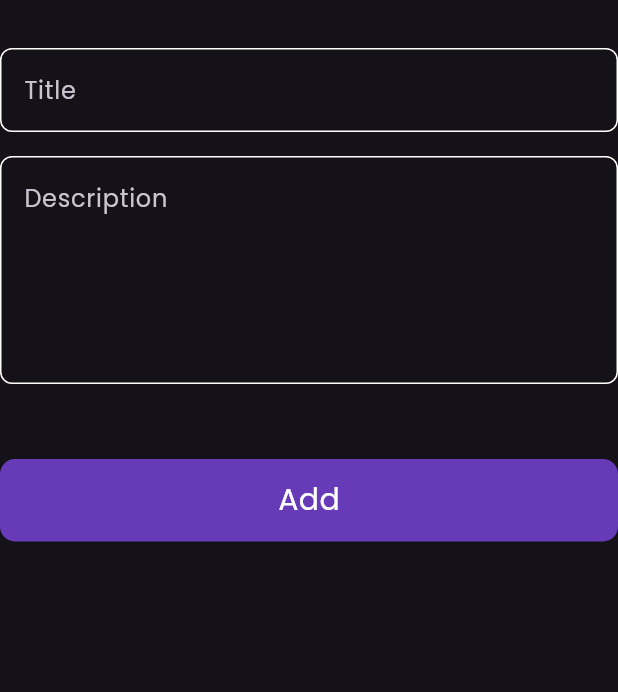
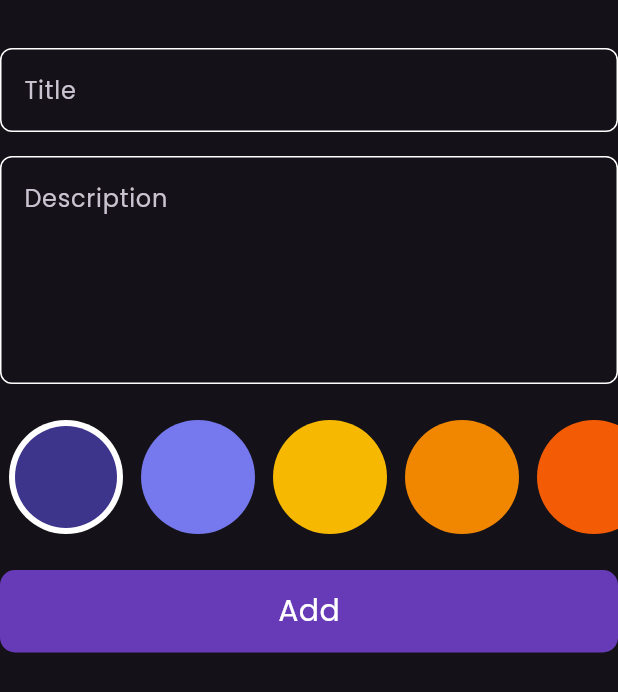
Before and after one commit to midouarif/Note-App, a Flutter app: the AddNoteForm widget shown alone on an empty page, opened directly, on a phone screen of 412 x 824 dp. Shown: the top 692 px of the screen. Run offline on Flutter 3.47's test engine with Material 3 defaults, Android fonts, the phone set to English and light mode, and no system bars; our stand-ins replace bloc, flutter_bloc, hive, hive_flutter, modal_progress_hud_nsn; accounts and stored records are empty.

Commit message:
colors list view

```diff
--- a/lib/views/widgets/add_note_form.dart
+++ b/lib/views/widgets/add_note_form.dart
@@ -3,6 +3,7 @@ import 'package:flutter_bloc/flutter_bloc.dart';
 import 'package:intl/intl.dart';
 import 'package:note_app/cubits/add_note/add_note_cubit.dart';
 import 'package:note_app/model/note_model.dart';
+import 'package:note_app/views/widgets/color_list.dart';
 import 'package:note_app/views/widgets/my_button.dart';
 import 'package:note_app/views/widgets/my_text_field.dart';
 
@@ -43,7 +44,9 @@ class _AddNoteFormState extends State<AddNoteForm> {
             },
             maxlines: 5,
           ),
-          const SizedBox(height: 50),
+          const SizedBox(height: 24),
+          const ColorsList(),
+          const SizedBox(height: 24),
           BlocBuilder<AddNoteCubit, AddNoteState>(
             builder: (context, state) {
               return MyButton(
--- /dev/null
+++ b/lib/views/widgets/color_list.dart
@@ -0,0 +1,70 @@
+import 'package:flutter/material.dart';
+
+class ColorItem extends StatelessWidget {
+  const ColorItem({super.key, required this.isActive, required this.color});
+  final bool isActive;
+  final Color color;
+
+  @override
+  Widget build(BuildContext context) {
+    return isActive
+        ? CircleAvatar(
+            radius: 38,
+            backgroundColor: Colors.white,
+            child: CircleAvatar(
+              radius: 34,
+              backgroundColor: color,
+            ),
+          )
+        : CircleAvatar(
+            radius: 38,
+            backgroundColor: color,
+          );
+  }
+}
+
+class ColorsList extends StatefulWidget {
+  const ColorsList({super.key});
+
+  @override
+  State<ColorsList> createState() => _ColorsListState();
+}
+
+class _ColorsListState extends State<ColorsList> {
+  int currentIndex = 0;
+
+  List<Color> colors = [
+    const Color(0xFF3d348b),
+    const Color(0xFF7678ed),
+    const Color(0xFFf7b801),
+    const Color(0xFFf18701),
+    const Color(0xFFf35b04),
+  ];
+
+  @override
+  Widget build(BuildContext context) {
+    return SizedBox(
+      height: 38 * 2,
+      child: ListView.builder(
+        scrollDirection: Axis.horizontal,
+        itemCount: colors.length,
+        itemBuilder: (context, index) {
+          return Padding(
+            padding: const EdgeInsets.symmetric(horizontal: 6),
+            child: GestureDetector(
+              onTap: () {
+                setState(() {
+                  currentIndex = index;
+                });
+              },
+              child: ColorItem(
+                isActive: currentIndex == index,
+                color: colors[index],
+              ),
+            ),
+          );
+        },
+      ),
+    );
+  }
+}
```
